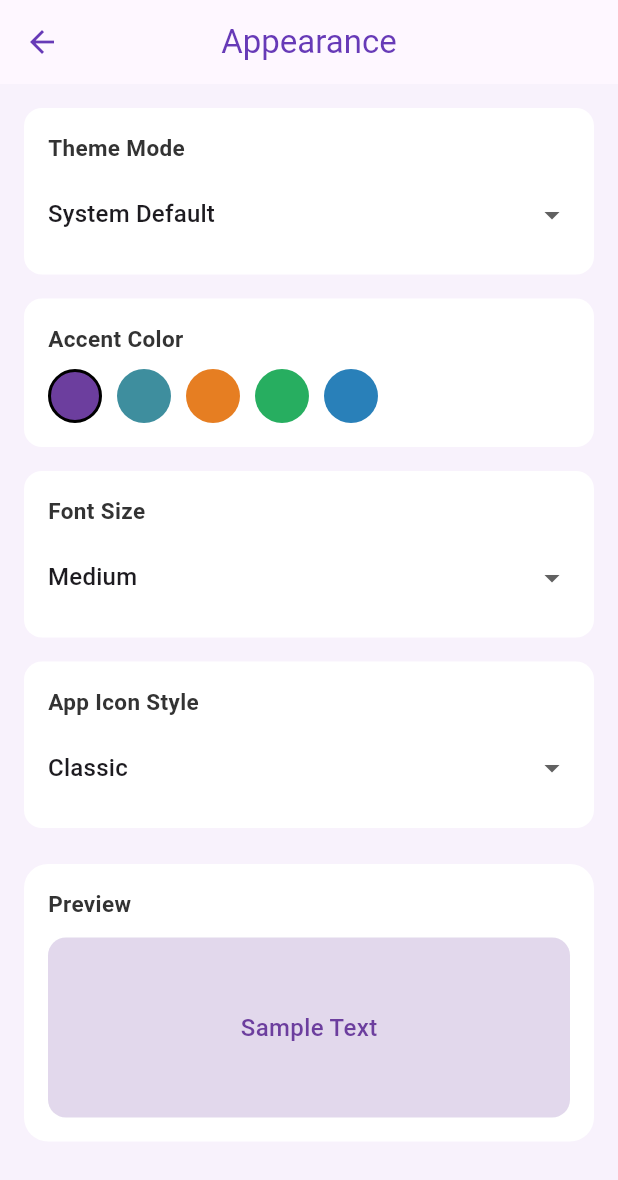
After one commit to Yatin-Bhatti/healthy, a Flutter app: the AccountScreen screen opened directly, after a tap on "Appearance", on a phone screen of 412 x 824 dp. The commit adds this screen. Shown: the top 1180 px of the screen. Run offline on Flutter 3.47's test engine with Material 3 defaults, Android fonts, the phone set to English and light mode, and no system bars; our stand-ins replace fl_chart.

Commit message:
complete ui

```diff
--- a/lib/screens/AccountScreen.dart
+++ b/lib/screens/AccountScreen.dart
@@ -2,6 +2,11 @@ import 'package:flutter/material.dart';
 
 // Import all sub-screens
 import 'AccountSubScreen/AccountSub.dart';
+import 'AccountSubScreen/NotificationSub.dart';
+import 'AccountSubScreen/AppearanceSub.dart';
+import 'AccountSubScreen/PrivacySub.dart';
+import 'AccountSubScreen/SoundSub.dart';
+import 'AccountSubScreen/LanguageSub.dart';
 
 class AccountScreen extends StatelessWidget {
   const AccountScreen({super.key});
@@ -91,35 +96,35 @@ class AccountScreen extends StatelessWidget {
                   "Account",
                   const AccountSubScreen(),
                 ),
-                // _buildSettingsItem(
-                //   context,
-                //   Icons.notifications_none,
-                //   "Notification",
-                //   const NotificationScreen(),
-                // ),
-                // _buildSettingsItem(
-                //   context,
-                //   Icons.remove_red_eye_outlined,
-                //   "Appearance",
-                //   const AppearanceScreen(),
-                // ),
-                // _buildSettingsItem(
-                //   context,
-                //   Icons.security_outlined,
-                //   "Privacy & Security",
-                //   const PrivacySecurityScreen(),
-                // ),
-                // _buildSettingsItem(
-                //   context,
-                //   Icons.volume_up_outlined,
-                //   "Sound",
-                //   const SoundScreen(),
-                // ),
+                _buildSettingsItem(
+                  context,
+                  Icons.notifications_none,
+                  "Notification",
+                  const NotificationSubScreen(),
+                ),
+                _buildSettingsItem(
+                  context,
+                  Icons.remove_red_eye_outlined,
+                  "Appearance",
+                  const AppearanceSubScreen(),
+                ),
+                _buildSettingsItem(
+                  context,
+                  Icons.security_outlined,
+                  "Privacy & Security",
+                  const PrivacySubScreen(),
+                ),
+                _buildSettingsItem(
+                  context,
+                  Icons.volume_up_outlined,
+                  "Sound",
+                  const SoundSubScreen(),
+                ),
                 // _buildSettingsItem(
                 //   context,
                 //   Icons.language_outlined,
                 //   "Language",
-                //   const LanguageScreen(),
+                //   const LanguageSubScreen(),
                 // ),
               ],
             ),
--- a/lib/screens/AccountSubScreen/AccountSub.dart
+++ b/lib/screens/AccountSubScreen/AccountSub.dart
@@ -6,7 +6,17 @@ class AccountSubScreen extends StatelessWidget {
   @override
   Widget build(BuildContext context) {
     return Scaffold(
-      appBar: AppBar(title: const Text("Account")),
+      appBar: AppBar(
+        title: const Text(
+          "Account",
+          style: TextStyle(color: Colors.deepPurple), // 👈 Title color
+        ),
+        iconTheme: const IconThemeData(
+          color: Colors.deepPurple, // 👈 Back button color
+        ),
+
+        centerTitle: true,
+      ),
       body: ListView(
         padding: const EdgeInsets.all(16),
         children: [
@@ -32,8 +42,14 @@ class AccountSubScreen extends StatelessWidget {
           const SizedBox(height: 20),
           ElevatedButton(
             onPressed: () {},
-            style: ElevatedButton.styleFrom(backgroundColor: Colors.red),
-            child: const Text("Logout"),
+            style: ElevatedButton.styleFrom(
+              backgroundColor: Colors.white,
+              minimumSize: const Size(200, 45), // 👈 width, height
+            ),
+            child: const Text(
+              "Logout",
+              style: TextStyle(color: Colors.deepPurple),
+            ),
           ),
         ],
       ),
--- /dev/null
+++ b/lib/screens/AccountSubScreen/AppearanceSub.dart
@@ -0,0 +1,188 @@
+import 'package:flutter/material.dart';
+
+class AppearanceSubScreen extends StatefulWidget {
+  const AppearanceSubScreen({super.key});
+
+  @override
+  State<AppearanceSubScreen> createState() => _AppearanceSubScreenState();
+}
+
+class _AppearanceSubScreenState extends State<AppearanceSubScreen> {
+  String themeMode = "System Default";
+  String fontSize = "Medium";
+  String appIcon = "Classic";
+  Color accentColor = const Color(0xFF6C3E9E); // default purple
+
+  final List<Color> accentColors = [
+    Color(0xFF6C3E9E), // Purple
+    Color(0xFF3E8E9E), // Teal
+    Color(0xFFE67E22), // Orange
+    Color(0xFF27AE60), // Green
+    Color(0xFF2980B9), // Blue
+  ];
+
+  @override
+  Widget build(BuildContext context) {
+    return Scaffold(
+      appBar: AppBar(
+        title: const Text(
+          "Appearance",
+          style: TextStyle(color: Colors.deepPurple), // 👈 Title color
+        ),
+        iconTheme: const IconThemeData(
+          color: Colors.deepPurple, // 👈 Back button color
+        ),
+
+        centerTitle: true,
+      ),
+      backgroundColor: const Color(0xFFF8F2FC), // light lavender background
+      body: ListView(
+        padding: const EdgeInsets.all(16),
+        children: [
+          _buildOptionCard(
+            title: "Theme Mode",
+            child: DropdownButton<String>(
+              value: themeMode,
+              isExpanded: true,
+              underline: const SizedBox(),
+              items: [
+                "Light",
+                "Dark",
+                "System Default",
+              ].map((e) => DropdownMenuItem(value: e, child: Text(e))).toList(),
+              onChanged: (val) => setState(() => themeMode = val!),
+            ),
+          ),
+          const SizedBox(height: 16),
+          _buildOptionCard(
+            title: "Accent Color",
+            child: Row(
+              children: accentColors.map((color) {
+                return GestureDetector(
+                  onTap: () => setState(() => accentColor = color),
+                  child: Container(
+                    margin: const EdgeInsets.only(right: 10),
+                    width: 36,
+                    height: 36,
+                    decoration: BoxDecoration(
+                      color: color,
+                      shape: BoxShape.circle,
+                      border: Border.all(
+                        color: accentColor == color
+                            ? Colors.black
+                            : Colors.transparent,
+                        width: 2,
+                      ),
+                    ),
+                  ),
+                );
+              }).toList(),
+            ),
+          ),
+          const SizedBox(height: 16),
+          _buildOptionCard(
+            title: "Font Size",
+            child: DropdownButton<String>(
+              value: fontSize,
+              isExpanded: true,
+              underline: const SizedBox(),
+              items: [
+                "Small",
+                "Medium",
+                "Large",
+              ].map((e) => DropdownMenuItem(value: e, child: Text(e))).toList(),
+              onChanged: (val) => setState(() => fontSize = val!),
+            ),
+          ),
+          const SizedBox(height: 16),
+          _buildOptionCard(
+            title: "App Icon Style",
+            child: DropdownButton<String>(
+              value: appIcon,
+              isExpanded: true,
+              underline: const SizedBox(),
+              items: [
+                "Classic",
+                "Minimal",
+                "Vibrant",
+              ].map((e) => DropdownMenuItem(value: e, child: Text(e))).toList(),
+              onChanged: (val) => setState(() => appIcon = val!),
+            ),
+          ),
+          const SizedBox(height: 24),
+          _buildPreviewCard(),
+        ],
+      ),
+    );
+  }
+
+  Widget _buildOptionCard({required String title, required Widget child}) {
+    return Container(
+      padding: const EdgeInsets.all(16),
+      decoration: BoxDecoration(
+        color: Colors.white,
+        borderRadius: BorderRadius.circular(12),
+      ),
+      child: Column(
+        crossAxisAlignment: CrossAxisAlignment.start,
+        children: [
+          Text(
+            title,
+            style: const TextStyle(
+              fontSize: 15,
+              fontWeight: FontWeight.w600,
+              color: Color(0xFF333333),
+            ),
+          ),
+          const SizedBox(height: 10),
+          child,
+        ],
+      ),
+    );
+  }
+
+  Widget _buildPreviewCard() {
+    return Container(
+      padding: const EdgeInsets.all(16),
+      decoration: BoxDecoration(
+        color: Colors.white,
+        borderRadius: BorderRadius.circular(16),
+      ),
+      child: Column(
+        crossAxisAlignment: CrossAxisAlignment.start,
+        children: [
+          const Text(
+            "Preview",
+            style: TextStyle(
+              fontSize: 15,
+              fontWeight: FontWeight.w600,
+              color: Color(0xFF333333),
+            ),
+          ),
+          const SizedBox(height: 12),
+          Container(
+            height: 120,
+            decoration: BoxDecoration(
+              color: accentColor.withOpacity(0.2),
+              borderRadius: BorderRadius.circular(12),
+            ),
+            child: Center(
+              child: Text(
+                "Sample Text",
+                style: TextStyle(
+                  fontSize: fontSize == "Small"
+                      ? 14
+                      : fontSize == "Large"
+                      ? 20
+                      : 16,
+                  fontWeight: FontWeight.w500,
+                  color: accentColor,
+                ),
+              ),
+            ),
+          ),
+        ],
+      ),
+    );
+  }
+}
--- /dev/null
+++ b/lib/screens/AccountSubScreen/LanguageSub.dart
@@ -0,0 +1,15 @@
+import 'package:flutter/material.dart';
+
+class LanguageSubScreen extends StatelessWidget {
+  const LanguageSubScreen({super.key});
+
+  @override
+  Widget build(BuildContext context) {
+    return Scaffold(
+      appBar: AppBar(title: const Text('Language'), centerTitle: true),
+      body: const Center(
+        child: Text('Welcome to Language!', style: TextStyle(fontSize: 18)),
+      ),
+    );
+  }
+}
--- /dev/null
+++ b/lib/screens/AccountSubScreen/PrivacySub.dart
@@ -0,0 +1,120 @@
+import 'package:flutter/material.dart';
+
+class PrivacySubScreen extends StatefulWidget {
+  const PrivacySubScreen({super.key});
+
+  @override
+  State<PrivacySubScreen> createState() => _PrivacySubScreenState();
+}
+
+class _PrivacySubScreenState extends State<PrivacySubScreen> {
+  bool showOnlineStatus = true;
+  bool enableBiometrics = false;
+  bool enable2FA = false;
+
+  String profileVisibility = "Public";
+
+  @override
+  Widget build(BuildContext context) {
+    return Scaffold(
+      appBar: AppBar(
+        title: const Text(
+          "Privacy & Security",
+          style: TextStyle(color: Colors.deepPurple), // 👈 Title color
+        ),
+        iconTheme: const IconThemeData(
+          color: Colors.deepPurple, // 👈 Back button color
+        ),
+
+        centerTitle: true,
+      ),
+      body: ListView(
+        children: [
+          const Padding(
+            padding: EdgeInsets.all(16),
+            child: Text(
+              "Privacy",
+              style: TextStyle(fontSize: 18, fontWeight: FontWeight.bold),
+            ),
+          ),
+
+          // Profile visibility dropdown
+          ListTile(
+            title: const Text("Profile visibility"),
+            subtitle: Text(profileVisibility),
+            trailing: DropdownButton<String>(
+              value: profileVisibility,
+              items: [
+                "Public",
+                "Private",
+              ].map((e) => DropdownMenuItem(value: e, child: Text(e))).toList(),
+              onChanged: (val) => setState(() => profileVisibility = val!),
+            ),
+          ),
+
+          SwitchListTile(
+            title: const Text("Show online status"),
+            value: showOnlineStatus,
+            onChanged: (val) => setState(() => showOnlineStatus = val),
+          ),
+
+          SwitchListTile(
+            title: const Text("Show activity status"),
+            subtitle: const Text("Allow others to see your last seen"),
+            value: showOnlineStatus,
+            onChanged: (val) => setState(() => showOnlineStatus = val),
+          ),
+
+          ListTile(
+            title: const Text("Clear search history"),
+            trailing: IconButton(
+              icon: const Icon(Icons.delete, color: Colors.red),
+              onPressed: () {
+                ScaffoldMessenger.of(context).showSnackBar(
+                  const SnackBar(content: Text("Search history cleared")),
+                );
+              },
+            ),
+          ),
+
+          const Divider(),
+          const Padding(
+            padding: EdgeInsets.all(16),
+            child: Text(
+              "Security",
+              style: TextStyle(fontSize: 18, fontWeight: FontWeight.bold),
+            ),
+          ),
+
+          // SwitchListTile(
+          //   title: const Text("Enable biometric login"),
+          //   value: enableBiometrics,
+          //   onChanged: (val) => setState(() => enableBiometrics = val),
+          // ),
+          SwitchListTile(
+            title: const Text("Two-factor authentication"),
+            value: enable2FA,
+            onChanged: (val) => setState(() => enable2FA = val),
+          ),
+
+          // ListTile(
+          //   title: const Text("Change password"),
+          //   trailing: const Icon(Icons.chevron_right),
+          //   onTap: () {
+          //     // Navigate to password change screen
+          //   },
+          // ),
+
+          // ListTile(
+          //   title: const Text("Manage devices"),
+          //   subtitle: const Text("View and remove logged-in devices"),
+          //   trailing: const Icon(Icons.chevron_right),
+          //   onTap: () {
+          //     // Navigate to devices screen
+          //   },
+          // ),
+        ],
+      ),
+    );
+  }
+}
--- /dev/null
+++ b/lib/screens/AccountSubScreen/SoundSub.dart
@@ -0,0 +1,113 @@
+import 'package:flutter/material.dart';
+
+class SoundSubScreen extends StatefulWidget {
+  const SoundSubScreen({super.key});
+
+  @override
+  State<SoundSubScreen> createState() => _SoundSubScreenState();
+}
+
+class _SoundSubScreenState extends State<SoundSubScreen> {
+  bool appSounds = true;
+  bool notificationSounds = true;
+  bool vibration = true;
+  double notificationVolume = 0.7;
+  double appVolume = 0.5;
+  String selectedTone = "Default";
+
+  final List<String> tones = ["Default", "Chime", "Ding", "Echo"];
+
+  @override
+  Widget build(BuildContext context) {
+    return Scaffold(
+      appBar: AppBar(
+        title: const Text(
+          "Sound",
+          style: TextStyle(color: Colors.deepPurple), // 👈 Title color
+        ),
+        iconTheme: const IconThemeData(
+          color: Colors.deepPurple, // 👈 Back button color
+        ),
+
+        centerTitle: true,
+      ),
+      body: ListView(
+        padding: const EdgeInsets.all(16),
+        children: [
+          const Text(
+            "General",
+            style: TextStyle(fontSize: 18, fontWeight: FontWeight.bold),
+          ),
+          SwitchListTile(
+            title: const Text("App Sounds"),
+            value: appSounds,
+            onChanged: (val) => setState(() => appSounds = val),
+          ),
+          SwitchListTile(
+            title: const Text("Notification Sounds"),
+            value: notificationSounds,
+            onChanged: (val) => setState(() => notificationSounds = val),
+          ),
+          SwitchListTile(
+            title: const Text("Vibration"),
+            value: vibration,
+            onChanged: (val) => setState(() => vibration = val),
+          ),
+          const SizedBox(height: 20),
+
+          const Text(
+            "Volume",
+            style: TextStyle(fontSize: 18, fontWeight: FontWeight.bold),
+          ),
+          const SizedBox(height: 8),
+          Text("Notification Volume"),
+          Slider(
+            value: notificationVolume,
+            onChanged: (val) => setState(() => notificationVolume = val),
+            min: 0,
+            max: 1,
+            divisions: 10,
+            label: (notificationVolume * 100).round().toString(),
+          ),
+          const SizedBox(height: 8),
+          Text("App Sounds Volume"),
+          Slider(
+            value: appVolume,
+            onChanged: (val) => setState(() => appVolume = val),
+            min: 0,
+            max: 1,
+            divisions: 10,
+            label: (appVolume * 100).round().toString(),
+          ),
+          const SizedBox(height: 20),
+
+          const Text(
+            "Notification Tone",
+            style: TextStyle(fontSize: 18, fontWeight: FontWeight.bold),
+          ),
+          const SizedBox(height: 8),
+          ...tones.map(
+            (tone) => RadioListTile<String>(
+              title: Text(tone),
+              value: tone,
+              groupValue: selectedTone,
+              onChanged: (val) => setState(() => selectedTone = val!),
+            ),
+          ),
+          const SizedBox(height: 20),
+
+          ElevatedButton.icon(
+            onPressed: () {
+              // play preview sound logic goes here
+              ScaffoldMessenger.of(context).showSnackBar(
+                SnackBar(content: Text("Previewing $selectedTone tone")),
+              );
+            },
+            icon: const Icon(Icons.play_arrow),
+            label: const Text("Preview Tone"),
+          ),
+        ],
+      ),
+    );
+  }
+}
--- a/lib/screens/StatScreen.dart
+++ b/lib/screens/StatScreen.dart
@@ -15,7 +15,7 @@ class StatScreen extends StatelessWidget {
             crossAxisAlignment: CrossAxisAlignment.start,
             children: [
               const Text(
-                "📊 Your Health Stats",
+                "Your Health Stats",
                 style: TextStyle(
                   fontSize: 22,
                   fontWeight: FontWeight.bold,
```
Also changed, not shown: lib/screens/AccountSubScreen/NotificationSub.dart (added, +107 -0 lines), lib/screens/login_page.dart (+3 -4 lines), lib/screens/onBoarding/onBoardingOne.dart (+16 -1 lines), lib/screens/onBoarding/onBoardingTwo.dart (+14 -1 lines), lib/screens/signup_page.dart (+9 -1 lines).
